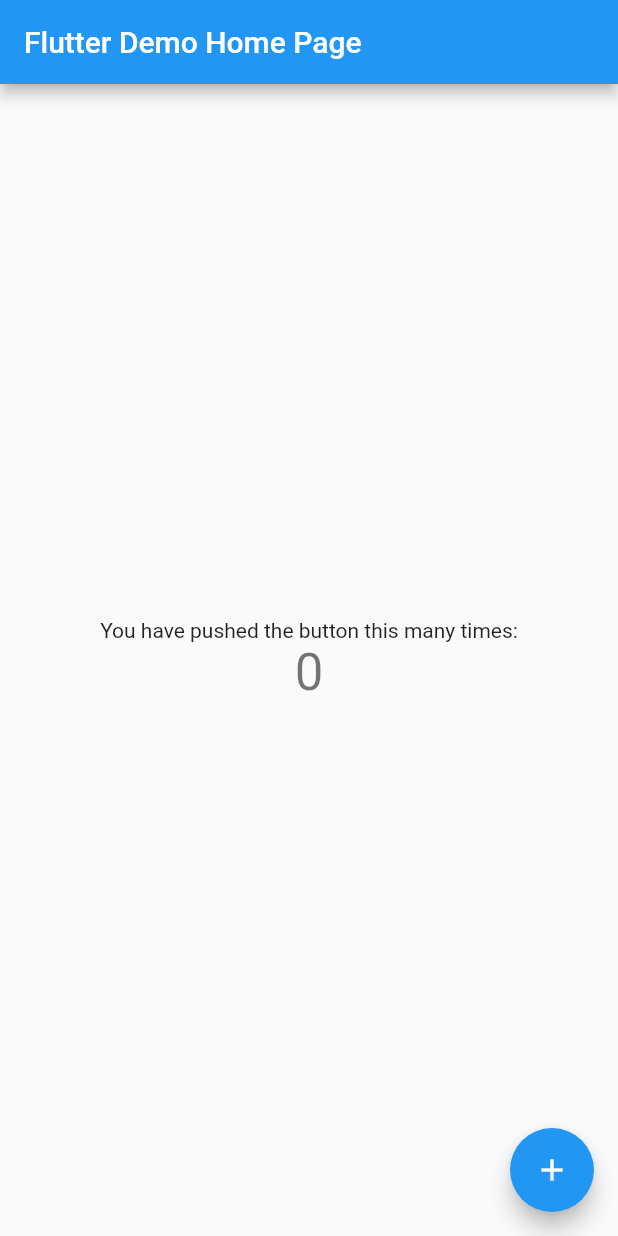
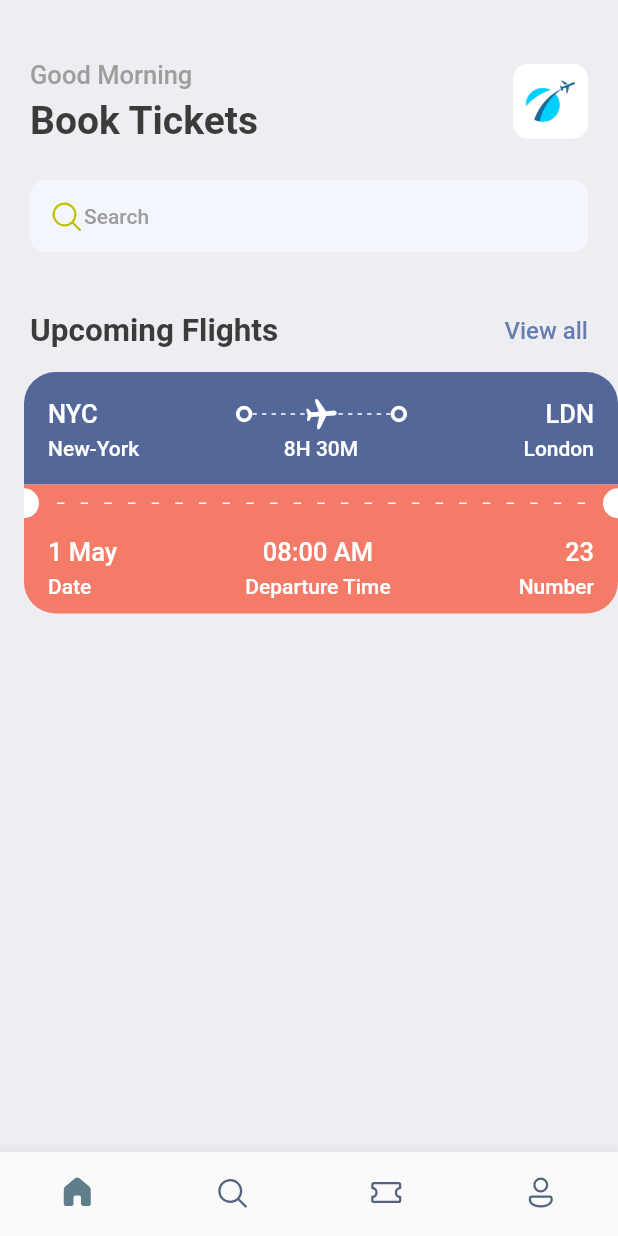
Before and after one commit to DevGisoun/book_tickets, a Flutter app: the screen it shows after launch, on a phone screen of 412 x 824 dp. Run offline on Flutter 3.47's test engine with Material 2 defaults, Android fonts, the phone set to English and light mode, and no system bars; our stand-ins replace fluentui_icons, gap.

Commit message:
Home 화면 일부 구성 1. 상단 그리드 구성. 2. 중앙 카드 그리드 구성.

```diff
--- a/lib/main.dart
+++ b/lib/main.dart
@@ -1,3 +1,5 @@
+import 'package:book_tickets/src/screens/bottom_bar.dart';
+import 'package:book_tickets/src/utils/app_styles.dart';
 import 'package:flutter/material.dart';
 
 void main() {
@@ -11,105 +13,13 @@ class MyApp extends StatelessWidget {
   @override
   Widget build(BuildContext context) {
     return MaterialApp(
+      // Debug 리본 On/Off
+      debugShowCheckedModeBanner: false,
       title: 'Flutter Demo',
       theme: ThemeData(
-        // This is the theme of your application.
-        //
-        // Try running your application with "flutter run". You'll see the
-        // application has a blue toolbar. Then, without quitting the app, try
-        // changing the primarySwatch below to Colors.green and then invoke
-        // "hot reload" (press "r" in the console where you ran "flutter run",
-        // or simply save your changes to "hot reload" in a Flutter IDE).
-        // Notice that the counter didn't reset back to zero; the application
-        // is not restarted.
-        primarySwatch: Colors.blue,
+        primaryColor: primary,
       ),
-      home: const MyHomePage(title: 'Flutter Demo Home Page'),
+      home: const BottomBar(),
     );
   }
 }
-
-class MyHomePage extends StatefulWidget {
-  const MyHomePage({super.key, required this.title});
-
-  // This widget is the home page of your application. It is stateful, meaning
-  // that it has a State object (defined below) that contains fields that affect
-  // how it looks.
-
-  // This class is the configuration for the state. It holds the values (in this
-  // case the title) provided by the parent (in this case the App widget) and
-  // used by the build method of the State. Fields in a Widget subclass are
-  // always marked "final".
-
-  final String title;
-
-  @override
-  State<MyHomePage> createState() => _MyHomePageState();
-}
-
-class _MyHomePageState extends State<MyHomePage> {
-  int _counter = 0;
-
-  void _incrementCounter() {
-    setState(() {
-      // This call to setState tells the Flutter framework that something has
-      // changed in this State, which causes it to rerun the build method below
-      // so that the display can reflect the updated values. If we changed
-      // _counter without calling setState(), then the build method would not be
-      // called again, and so nothing would appear to happen.
-      _counter++;
-    });
-  }
-
-  @override
-  Widget build(BuildContext context) {
-    // This method is rerun every time setState is called, for instance as done
-    // by the _incrementCounter method above.
-    //
-    // The Flutter framework has been optimized to make rerunning build methods
-    // fast, so that you can just rebuild anything that needs updating rather
-    // than having to individually change instances of widgets.
-    return Scaffold(
-      appBar: AppBar(
-        // Here we take the value from the MyHomePage object that was created by
-        // the App.build method, and use it to set our appbar title.
-        title: Text(widget.title),
-      ),
-      body: Center(
-        // Center is a layout widget. It takes a single child and positions it
-        // in the middle of the parent.
-        child: Column(
-          // Column is also a layout widget. It takes a list of children and
-          // arranges them vertically. By default, it sizes itself to fit its
-          // children horizontally, and tries to be as tall as its parent.
-          //
-          // Invoke "debug painting" (press "p" in the console, choose the
-          // "Toggle Debug Paint" action from the Flutter Inspector in Android
-          // Studio, or the "Toggle Debug Paint" command in Visual Studio Code)
-          // to see the wireframe for each widget.
-          //
-          // Column has various properties to control how it sizes itself and
-          // how it positions its children. Here we use mainAxisAlignment to
-          // center the children vertically; the main axis here is the vertical
-          // axis because Columns are vertical (the cross axis would be
-          // horizontal).
-          mainAxisAlignment: MainAxisAlignment.center,
-          children: <Widget>[
-            const Text(
-              'You have pushed the button this many times:',
-            ),
-            Text(
-              '$_counter',
-              style: Theme.of(context).textTheme.headline4,
-            ),
-          ],
-        ),
-      ),
-      floatingActionButton: FloatingActionButton(
-        onPressed: _incrementCounter,
-        tooltip: 'Increment',
-        child: const Icon(Icons.add),
-      ), // This trailing comma makes auto-formatting nicer for build methods.
-    );
-  }
-}
--- /dev/null
+++ b/lib/src/screens/bottom_bar.dart
@@ -0,0 +1,87 @@
+import 'package:book_tickets/src/screens/home_screen.dart';
+import 'package:fluentui_icons/fluentui_icons.dart';
+import 'package:flutter/material.dart';
+
+class BottomBar extends StatefulWidget {
+  const BottomBar({Key? key}) : super(key: key);
+
+  @override
+  State<BottomBar> createState() => _BottomBarState();
+}
+
+class _BottomBarState extends State<BottomBar> {
+  /// 하단 내비게이션바 요소 Index
+  int _selectedIndex = 0;
+
+  /// 하단 내비게이션바 요소별 나타나는 Widget List
+  static final List<Widget> _widgetOptions = <Widget>[
+    const HomeScreen(),
+    const Text('Search'),
+    const Text('Tickets'),
+    const Text('Profile'),
+  ];
+
+  void _onItemTapped(int index) {
+    setState(() {
+      _selectedIndex = index;
+    });
+  }
+
+  @override
+  Widget build(BuildContext context) {
+    return Scaffold(
+      body: Center(
+        child: _widgetOptions[_selectedIndex],
+      ),
+      bottomNavigationBar: BottomNavigationBar(
+        currentIndex: _selectedIndex,
+        onTap: _onItemTapped,
+        elevation: 10,
+        showSelectedLabels: false,
+        showUnselectedLabels: false,
+        selectedItemColor: Colors.blueGrey,
+        unselectedItemColor: const Color(0xff526480),
+        // 하단 내비게이션바 요소들의 위치를 고정, 공간 동일 배분
+        type: BottomNavigationBarType.fixed,
+        items: const [
+          BottomNavigationBarItem(
+            icon: Icon(
+              FluentSystemIcons.ic_fluent_home_regular,
+            ),
+            label: 'Home',
+            activeIcon: Icon(
+              FluentSystemIcons.ic_fluent_home_filled,
+            ),
+          ),
+          BottomNavigationBarItem(
+            icon: Icon(
+              FluentSystemIcons.ic_fluent_search_regular,
+            ),
+            label: 'Search',
+            activeIcon: Icon(
+              FluentSystemIcons.ic_fluent_search_filled,
+            ),
+          ),
+          BottomNavigationBarItem(
+            icon: Icon(
+              FluentSystemIcons.ic_fluent_ticket_regular,
+            ),
+            label: 'Ticket',
+            activeIcon: Icon(
+              FluentSystemIcons.ic_fluent_ticket_filled,
+            ),
+          ),
+          BottomNavigationBarItem(
+            icon: Icon(
+              FluentSystemIcons.ic_fluent_person_regular,
+            ),
+            label: 'Profile',
+            activeIcon: Icon(
+              FluentSystemIcons.ic_fluent_person_filled,
+            ),
+          ),
+        ],
+      ),
+    );
+  }
+}
--- /dev/null
+++ b/lib/src/screens/home_screen.dart
@@ -0,0 +1,107 @@
+import 'package:book_tickets/src/screens/ticket_view.dart';
+import 'package:book_tickets/src/utils/app_styles.dart';
+import 'package:fluentui_icons/fluentui_icons.dart';
+import 'package:flutter/material.dart';
+import 'package:gap/gap.dart';
+
+class HomeScreen extends StatelessWidget {
+  const HomeScreen({Key? key}) : super(key: key);
+
+  @override
+  Widget build(BuildContext context) {
+    return Scaffold(
+      backgroundColor: Styles.bgColor,
+      body: ListView(
+        children: [
+          Container(
+            padding: const EdgeInsets.symmetric(
+              horizontal: 20,
+            ),
+            child: Column(
+              children: [
+                const Gap(40),
+                Row(
+                  mainAxisAlignment: MainAxisAlignment.spaceBetween,
+                  children: [
+                    Column(
+                      crossAxisAlignment: CrossAxisAlignment.start,
+                      children: [
+                        Text(
+                          'Good Morning',
+                          style: Styles.headLineStyle_3,
+                        ),
+                        const Gap(5),
+                        Text(
+                          'Book Tickets',
+                          style: Styles.headLineStyle_1,
+                        ),
+                      ],
+                    ),
+                    Container(
+                      height: 50,
+                      width: 50,
+                      // 이미지 테두리 반경 적용
+                      decoration: BoxDecoration(
+                        borderRadius: BorderRadius.circular(10),
+                        image: const DecorationImage(
+                          fit: BoxFit.fitHeight,
+                          image: AssetImage(
+                            'assets/images/img_1.png',
+                          ),
+                        ),
+                      ),
+                    ),
+                  ],
+                ),
+                const Gap(25),
+                Container(
+                  decoration: BoxDecoration(
+                    borderRadius: BorderRadius.circular(10),
+                    color: const Color(0xfff4f6fd),
+                  ),
+                  padding: const EdgeInsets.all(12),
+                  child: Row(
+                    children: [
+                      const Icon(
+                        FluentSystemIcons.ic_fluent_search_regular,
+                        color: Color(0xffbfc205),
+                      ),
+                      Text(
+                        'Search',
+                        style: Styles.headLineStyle_4,
+                      ),
+                    ],
+                  ),
+                ),
+                const Gap(40),
+                Row(
+                  mainAxisAlignment: MainAxisAlignment.spaceBetween,
+                  children: [
+                    Text(
+                      'Upcoming Flights',
+                      style: Styles.headLineStyle_2,
+                    ),
+                    InkWell(
+                      onTap: () {
+                        print('You Are Tapped');
+                      },
+                      child: Text(
+                        'View all',
+                        // Styles.textStyle의 color만을 변경
+                        style: Styles.textStyle.copyWith(
+                          color: Styles.primaryColor,
+                        ),
+                      ),
+                    ),
+                  ],
+                ),
+              ],
+            ),
+          ),
+          const Gap(15),
+          const TicketView(),
+        ],
+      ),
+    );
+  }
+}
--- /dev/null
+++ b/lib/src/screens/ticket_view.dart
@@ -0,0 +1,276 @@
+import 'package:book_tickets/src/utils/app_layout.dart';
+import 'package:book_tickets/src/utils/app_styles.dart';
+import 'package:book_tickets/src/widgets/thick_container.dart';
+import 'package:flutter/material.dart';
+import 'package:gap/gap.dart';
+
+class TicketView extends StatelessWidget {
+  const TicketView({Key? key}) : super(key: key);
+
+  @override
+  Widget build(BuildContext context) {
+    final size = AppLayout.getSize(context);
+
+    return SizedBox(
+      width: size.width,
+      height: 200,
+      child: Container(
+        margin: const EdgeInsets.only(
+          left: 16,
+        ),
+        child: Column(
+          mainAxisSize: MainAxisSize.min,
+          children: [
+            // blue 색상의 카드/티켓
+            Container(
+              decoration: const BoxDecoration(
+                color: Color(0xff536799),
+                borderRadius: BorderRadius.only(
+                  topLeft: Radius.circular(21),
+                  topRight: Radius.circular(21),
+                ),
+              ),
+              padding: const EdgeInsets.all(16),
+              child: Column(
+                children: [
+                  Row(
+                    children: [
+                      Text(
+                        'NYC',
+                        style: Styles.headLineStyle_3.copyWith(
+                          color: Colors.white,
+                        ),
+                      ),
+                      Expanded(child: Container()),
+                      const ThickContainer(),
+                      Expanded(
+                          child: Stack(
+                        children: [
+                          SizedBox(
+                            height: 24,
+                            child: LayoutBuilder(
+                              builder: (BuildContext context,
+                                  BoxConstraints constraints) {
+                                return Flex(
+                                  direction: Axis.horizontal,
+                                  mainAxisAlignment:
+                                      MainAxisAlignment.spaceBetween,
+                                  mainAxisSize: MainAxisSize.max,
+                                  children: List.generate(
+                                    (constraints.constrainWidth() / 6).floor(),
+                                    (index) => const SizedBox(
+                                      width: 3,
+                                      height: 1,
+                                      child: DecoratedBox(
+                                        decoration: BoxDecoration(
+                                          color: Colors.white,
+                                        ),
+                                      ),
+                                    ),
+                                  ),
+                                );
+                              },
+                            ),
+                          ),
+                          Center(
+                            child: Transform.rotate(
+                              angle: 1.5,
+                              child: const Icon(
+                                Icons.local_airport_rounded,
+                                color: Colors.white,
+                              ),
+                            ),
+                          ),
+                        ],
+                      )),
+                      const ThickContainer(),
+                      Expanded(child: Container()),
+                      Text(
+                        'LDN',
+                        style: Styles.headLineStyle_3.copyWith(
+                          color: Colors.white,
+                        ),
+                      ),
+                    ],
+                  ),
+                  const Gap(3),
+                  Row(
+                    mainAxisAlignment: MainAxisAlignment.spaceBetween,
+                    children: [
+                      SizedBox(
+                        width: 100,
+                        child: Text(
+                          'New-York',
+                          textAlign: TextAlign.start,
+                          style: Styles.headLineStyle_4.copyWith(
+                            color: Colors.white,
+                          ),
+                        ),
+                      ),
+                      Text(
+                        '8H 30M',
+                        style: Styles.headLineStyle_4.copyWith(
+                          color: Colors.white,
+                        ),
+                      ),
+                      SizedBox(
+                        width: 100,
+                        child: Text(
+                          'London',
+                          textAlign: TextAlign.end,
+                          style: Styles.headLineStyle_4.copyWith(
+                            color: Colors.white,
+                          ),
+                        ),
+                      ),
+                    ],
+                  ),
+                ],
+              ),
+            ),
+            // orange 색상의 점선 Decoration
+            Container(
+              color: Styles.orangeColor,
+              child: Row(
+                children: [
+                  const SizedBox(
+                    width: 10,
+                    height: 20,
+                    child: DecoratedBox(
+                      decoration: BoxDecoration(
+                        color: Colors.white,
+                        borderRadius: BorderRadius.only(
+                          topRight: Radius.circular(10),
+                          bottomRight: Radius.circular(10),
+                        ),
+                      ),
+                    ),
+                  ),
+                  Expanded(
+                    child: Padding(
+                      padding: const EdgeInsets.all(12.0),
+                      child: LayoutBuilder(
+                        builder:
+                            (BuildContext context, BoxConstraints constraints) {
+                          return Flex(
+                            direction: Axis.horizontal,
+                            mainAxisAlignment: MainAxisAlignment.spaceBetween,
+                            mainAxisSize: MainAxisSize.max,
+                            children: List.generate(
+                              (constraints.constrainWidth() / 15).floor(),
+                              (index) => const SizedBox(
+                                width: 5,
+                                height: 1,
+                                child: DecoratedBox(
+                                  decoration: BoxDecoration(
+                                    color: Colors.white,
+                                  ),
+                                ),
+                              ),
+                            ),
+                          );
+                        },
+                      ),
+                    ),
+                  ),
+                  const SizedBox(
+                    width: 10,
+                    height: 20,
+                    child: DecoratedBox(
+                      decoration: BoxDecoration(
+                        color: Colors.white,
+                        borderRadius: BorderRadius.only(
+                          topLeft: Radius.circular(10),
+                          bottomLeft: Radius.circular(10),
+                        ),
+                      ),
+                    ),
+                  ),
+                ],
+              ),
+            ),
+            // orange 색상의 카드/티켓
+            Container(
+              decoration: BoxDecoration(
+                color: Styles.orangeColor,
+                borderRadius: const BorderRadius.only(
+                  bottomLeft: Radius.circular(21),
+                  bottomRight: Radius.circular(21),
+                ),
+              ),
+              padding: const EdgeInsets.only(
+                top: 10,
+                bottom: 10,
+                left: 16,
+                right: 16,
+              ),
+              child: Column(
+                children: [
+                  Row(
+                    mainAxisAlignment: MainAxisAlignment.spaceBetween,
+                    children: [
+                      Column(
+                        crossAxisAlignment: CrossAxisAlignment.start,
+                        children: [
+                          Text(
+                            '1 May',
+                            style: Styles.headLineStyle_3.copyWith(
+                              color: Colors.white,
+                            ),
+                          ),
+                          const Gap(5),
+                          Text(
+                            'Date',
+                            style: Styles.headLineStyle_4.copyWith(
+                              color: Colors.white,
+                            ),
+                          ),
+                        ],
+                      ),
+                      Column(
+                        crossAxisAlignment: CrossAxisAlignment.center,
+                        children: [
+                          Text(
+                            '08:00 AM',
+                            style: Styles.headLineStyle_3.copyWith(
+                              color: Colors.white,
+                            ),
+                          ),
+                          const Gap(5),
+                          Text(
+                            'Departure Time',
+                            style: Styles.headLineStyle_4.copyWith(
+                              color: Colors.white,
+                            ),
+                          ),
+                        ],
+                      ),
+                      Column(
+                        crossAxisAlignment: CrossAxisAlignment.end,
+                        children: [
+                          Text(
+                            '23',
+                            style: Styles.headLineStyle_3.copyWith(
+                              color: Colors.white,
+                            ),
+                          ),
+                          const Gap(5),
+                          Text(
+                            'Number',
+                            style: Styles.headLineStyle_4.copyWith(
+                              color: Colors.white,
+                            ),
+                          ),
+                        ],
+                      ),
+                    ],
+                  ),
+                ],
+              ),
+            ),
+          ],
+        ),
+      ),
+    );
+  }
+}
--- /dev/null
+++ b/lib/src/utils/app_layout.dart
@@ -0,0 +1,7 @@
+import 'package:flutter/cupertino.dart';
+
+class AppLayout {
+  static getSize(BuildContext context) {
+    return MediaQuery.of(context).size;
+  }
+}
--- /dev/null
+++ b/lib/src/utils/app_styles.dart
@@ -0,0 +1,36 @@
+import 'package:flutter/material.dart';
+
+Color primary = const Color(0xff687daf);
+
+class Styles {
+  static Color primaryColor = primary;
+  static Color textColor = const Color(0xff3b3b3b);
+  static Color bgColor = const Color(0xffeeedf2);
+  static Color orangeColor = const Color(0xfff37b67);
+
+  static TextStyle textStyle = TextStyle(
+    fontSize: 16,
+    color: textColor,
+    fontWeight: FontWeight.w500,
+  );
+  static TextStyle headLineStyle_1 = TextStyle(
+    fontSize: 26,
+    color: textColor,
+    fontWeight: FontWeight.bold,
+  );
+  static TextStyle headLineStyle_2 = TextStyle(
+    fontSize: 21,
+    color: textColor,
+    fontWeight: FontWeight.bold,
+  );
+  static TextStyle headLineStyle_3 = TextStyle(
+    fontSize: 17,
+    color: Colors.grey.shade500,
+    fontWeight: FontWeight.w500,
+  );
+  static TextStyle headLineStyle_4 = TextStyle(
+    fontSize: 14,
+    color: Colors.grey.shade500,
+    fontWeight: FontWeight.w500,
+  );
+}
--- /dev/null
+++ b/lib/src/widgets/thick_container.dart
@@ -0,0 +1,19 @@
+import 'package:flutter/material.dart';
+
+class ThickContainer extends StatelessWidget {
+  const ThickContainer({Key? key}) : super(key: key);
+
+  @override
+  Widget build(BuildContext context) {
+    return Container(
+      padding: const EdgeInsets.all(3),
+      decoration: BoxDecoration(
+        borderRadius: BorderRadius.circular(20),
+        border: Border.all(
+          width: 2.5,
+          color: Colors.white,
+        ),
+      ),
+    );
+  }
+}
```
Also changed, not shown: pubspec.yaml (+4 -3 lines), assets/images/img.png (added), assets/images/img_1.png (added), assets/images/one.png (added), assets/images/sit.jpg (added), assets/images/three.png (added), assets/images/two.png (added), assets/images/visa.png (added), pubspec.lock.
